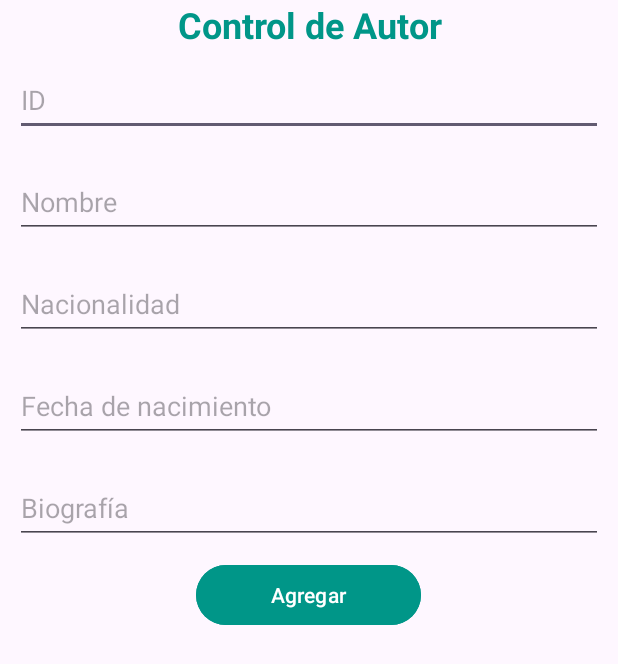
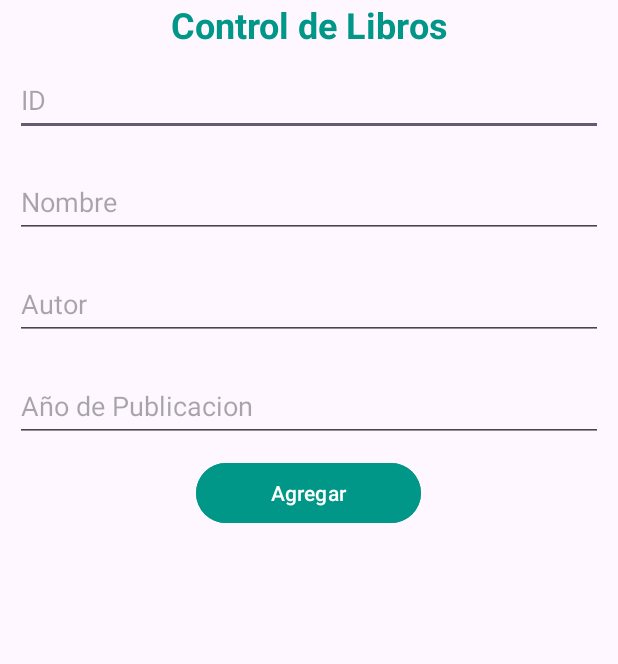
Before and after one commit to ralcantaralamonja/consumoapiandroid, an Android app: the layout activity_libro.xml on its own in the app's theme, with its tools: preview values and no code run, on a phone screen of 412 x 824 dp. Shown: the top 664 px of the screen. Run offline under Robolectric (Android 15) with nearby library versions, the phone set to English and light mode, and no system bars; network calls fail.

Commit message:
Actualización CRUD (LIBROS)

```diff
--- a/EP3/app/src/main/res/layout/activity_autor.xml
+++ b/EP3/app/src/main/res/layout/activity_libro.xml
@@ -14,10 +14,10 @@
             android:textSize="24dp"
             android:textStyle="bold"
             android:textColor="#009688"
-            android:text="Control de Autor" />
+            android:text="Control de Libros" />
 
         <EditText
-            android:id="@+id/txtIDAutor"
+            android:id="@+id/txtIDLibro"
             android:layout_width="match_parent"
             android:layout_height="wrap_content"
             android:layout_margin="10dp"
@@ -26,7 +26,7 @@
             android:minHeight="48dp" />
 
         <EditText
-            android:id="@+id/txtNombreAutor"
+            android:id="@+id/txtTituloLibro"
             android:layout_width="match_parent"
             android:layout_height="wrap_content"
             android:layout_margin="10dp"
@@ -35,30 +35,21 @@
             android:minHeight="48dp" />
 
         <EditText
-            android:id="@+id/txtNacionalidad"
+            android:id="@+id/txtAutorLibro"
             android:layout_width="match_parent"
             android:layout_height="wrap_content"
             android:layout_margin="10dp"
-            android:hint="Nacionalidad"
+            android:hint="Autor"
             android:inputType="text"
             android:minHeight="48dp" />
 
         <EditText
-            android:id="@+id/txtfechaAutor"
+            android:id="@+id/txtfechaPublicacion"
             android:layout_width="match_parent"
             android:layout_height="wrap_content"
             android:layout_margin="10dp"
-            android:hint="Fecha de nacimiento"
-            android:inputType="text"
-            android:minHeight="48dp" />
-
-        <EditText
-            android:id="@+id/txtBiografiaAutor"
-            android:layout_width="match_parent"
-            android:layout_height="wrap_content"
-            android:layout_margin="10dp"
-            android:hint="Biografía"
-            android:inputType="text"
+            android:hint="Año de Publicacion"
+            android:inputType="number"
             android:minHeight="48dp" />
         <LinearLayout
             android:layout_width="match_parent"
--- a/EP3/app/src/main/res/layout/activity_main.xml
+++ b/EP3/app/src/main/res/layout/activity_main.xml
@@ -19,7 +19,7 @@
             android:textSize="24dp"
             android:textStyle="bold"
             android:textColor="#009688"
-            android:text="Listado de Autores" />
+            android:text="Listado de Libro" />
         <Button
             android:id="@+id/btnMantenimiento"
             android:layout_width="150dp"
@@ -28,7 +28,7 @@
             android:layout_gravity="center"
             android:text="Mantenimiento"/>
         <ListView
-            android:id="@+id/lstAutor"
+            android:id="@+id/lstLibro"
             android:layout_width="match_parent"
             android:layout_height="match_parent"
             android:layout_marginTop="10dp"
```
Also changed, not shown: EP3/app/src/main/java/com/example/ep3/Libro.java (renamed from EP3/app/src/main/java/com/example/ep3/Autor.java, +12 -13 lines), EP3/app/src/main/java/com/example/ep3/MainActivity.java (+12 -13 lines), EP3/app/src/main/res/layout/libro_lista.xml (renamed from EP3/app/src/main/res/layout/autor_lista.xml, +8 -13 lines).
